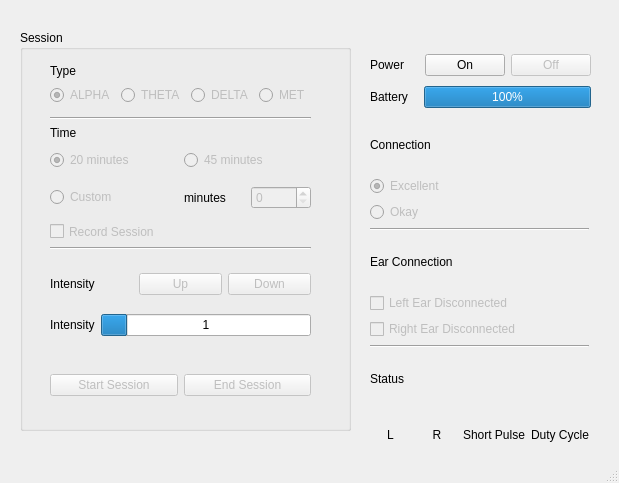
DaudTalat/CES-Device-Simulator, file CES_Device_Simulator/mainwindow.ui: the form before one commit.
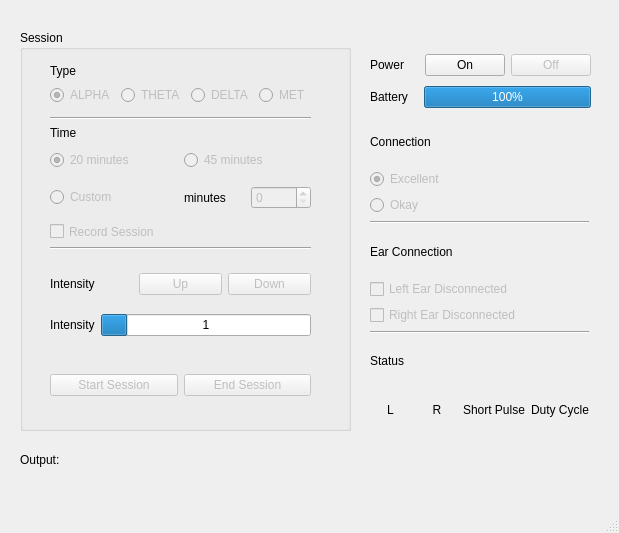
The form after the commit.

Diff of the .ui file:
```diff
--- a/CES_Device_Simulator/mainwindow.ui
+++ b/CES_Device_Simulator/mainwindow.ui
@@ -7,7 +7,7 @@
     <x>0</x>
     <y>0</y>
     <width>619</width>
-    <height>483</height>
+    <height>533</height>
    </rect>
   </property>
   <property name="windowTitle">
@@ -412,7 +412,7 @@
       <x>370</x>
       <y>120</y>
       <width>219</width>
-      <height>396</height>
+      <height>311</height>
      </rect>
     </property>
     <layout class="QVBoxLayout" name="verticalLayout_7">
@@ -535,14 +535,20 @@
        </item>
       </layout>
      </item>
-     <item>
+    </layout>
+   </widget>
       <widget class="QLabel" name="lbStatusOutput">
+    <property name="geometry">
+     <rect>
+      <x>20</x>
+      <y>440</y>
+      <width>571</width>
+      <height>39</height>
+     </rect>
+    </property>
        <property name="text">
         <string>Output: </string>
        </property>
-      </widget>
-     </item>
-    </layout>
    </widget>
   </widget>
   <widget class="QMenuBar" name="menubar">
```
Lines whose indentation alone changed are shown as unchanged.
